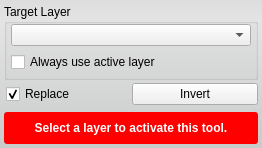
Qt form src/Interface/ToolInterface/InvertToolInterface.ui (jessdtate/Seg3D) before a commit.
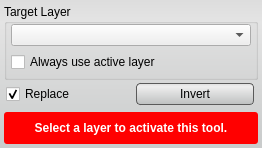
The same form after that commit. Custom widgets are drawn as their Qt base class.

Commit message: added styles to the ui buttons still some tweaking that needs done.  check out the Discrete Gaussian Blur tool and let me know if the lighter background looks better.

Diff of the .ui file:
```diff
--- a/src/Interface/ToolInterface/InvertToolInterface.ui
+++ b/src/Interface/ToolInterface/InvertToolInterface.ui
@@ -35,6 +35,27 @@
    <string notr="true">QWidget#InvertToolInterface{
 	border-radius: 3px;
 	background-color: qlineargradient(spread:pad, x1:0.5, y1:0, x2:0.5, y2:0.960227, stop:0 rgba(221, 221, 221, 255), stop:0.155779 rgba(228, 228, 228, 255), stop:1 rgba(202, 204, 204, 255));      
+}
+
+QPushButton{
+	background-color: qlineargradient(spread:pad, x1:0.5, y1:0, x2:0.5, y2:0.960227, stop:0 rgba(221, 221, 221, 255), stop:0.155779 rgba(238, 238, 238, 255), stop:1 rgba(192, 194, 194, 255));
+	border-radius: 4px;
+	border: 1px solid rgb(90, 90, 90);
+	margin:4px;
+}
+
+QPushButton:hover{
+	background-color: qlineargradient(spread:pad, x1:0.5, y1:0, x2:0.5, y2:1, stop:0 rgba(195, 195, 195, 255), stop:0.253769 rgba(206, 206, 206, 255), stop:1 rgba(185, 185, 185, 255));
+	border-radius: 4px;
+	border: 1px solid rgb(90, 90, 90);
+	margin:4px;
+}
+
+QPushButton:pressed{
+	background-color: qlineargradient(spread:pad, x1:0.5, y1:0, x2:0.5, y2:1, stop:0 rgba(150, 150, 150, 255), stop:0.753769 rgba(206, 206, 206, 255), stop:1 rgba(185, 185, 185, 255));
+	border-radius: 4px;
+	border: 1px solid rgb(90, 90, 90);
+	margin:4px;
 }</string>
   </property>
   <layout class="QVBoxLayout" name="verticalLayout">
@@ -157,6 +178,12 @@
       </item>
       <item>
        <widget class="QPushButton" name="execute_button_">
+        <property name="minimumSize">
+         <size>
+          <width>0</width>
+          <height>30</height>
+         </size>
+        </property>
         <property name="text">
          <string>Invert</string>
         </property>
```
The commit also changes 57 other files.
